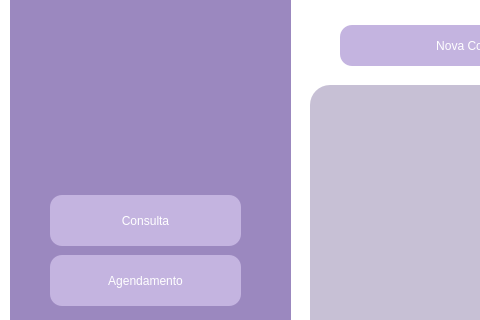
brenoafsa/VeterinaryScheduleSystem, file VeterinaryScheduleSystem/cancelarconsulta.ui: the form before one commit; both pictures show x 0 to 480 and y 115 to 435 of the 1302 by 619 pixel window.
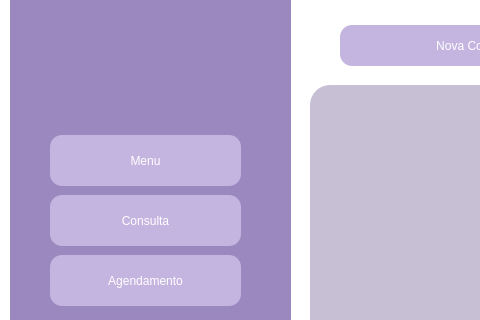
The form after the commit. Icons and pictures are not drawn.

Commit message: Menu na tela de cancelamento.

```diff
--- a/VeterinaryScheduleSystem/cancelarconsulta.ui
+++ b/VeterinaryScheduleSystem/cancelarconsulta.ui
@@ -185,6 +185,26 @@
      <bool>true</bool>
     </property>
    </widget>
+   <widget class="QPushButton" name="menuButton">
+    <property name="geometry">
+     <rect>
+      <x>40</x>
+      <y>240</y>
+      <width>191</width>
+      <height>51</height>
+     </rect>
+    </property>
+    <property name="styleSheet">
+     <string notr="true">background-color: #C4B4E0;
+font: 700 9pt &quot;System&quot;;
+border-radius: 12px;
+padding: 5px;
+color: #ffffff</string>
+    </property>
+    <property name="text">
+     <string>Menu</string>
+    </property>
+   </widget>
   </widget>
   <widget class="QPushButton" name="cancelarconsultaButton">
    <property name="geometry">
```
The commit also changes 1 other file.
